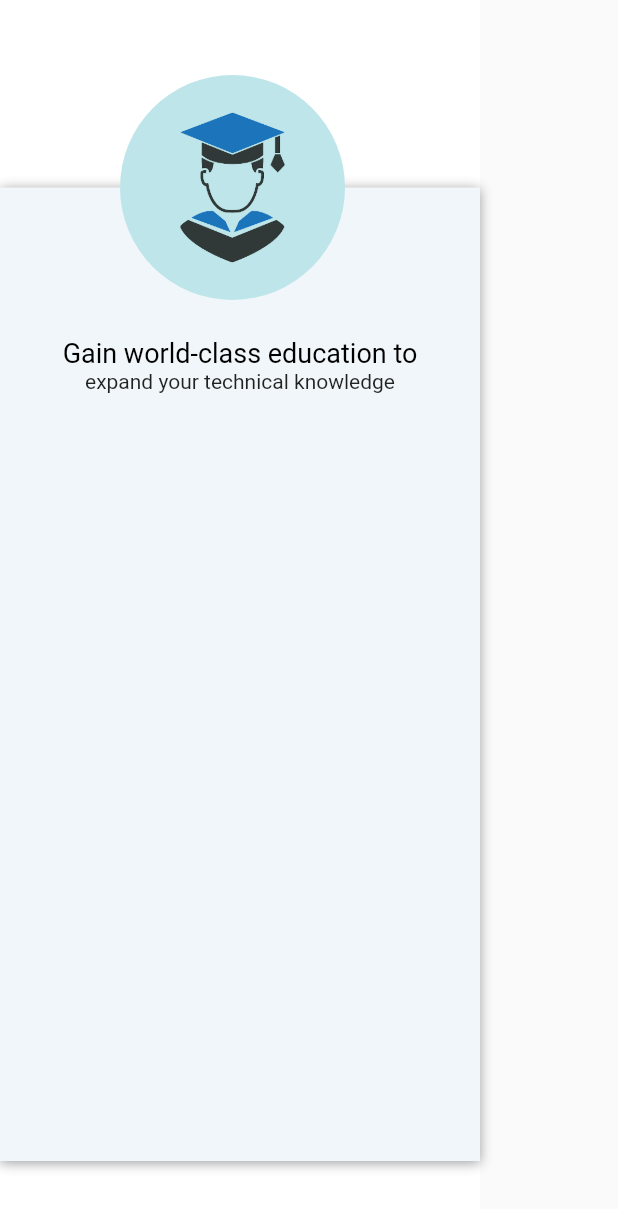
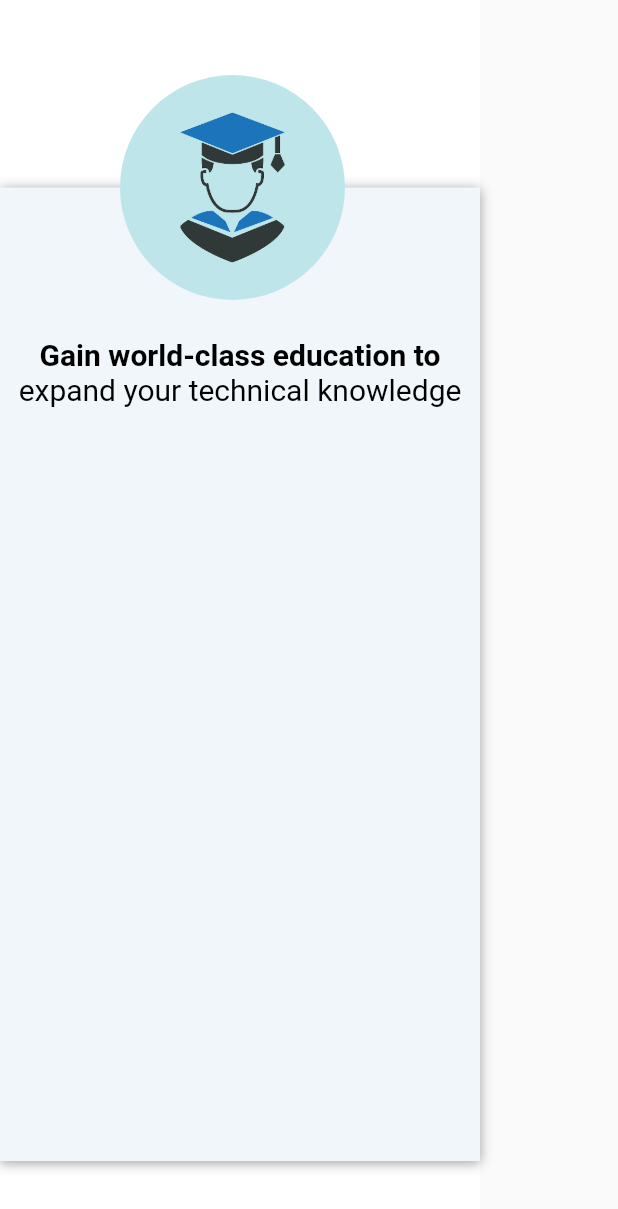
Before and after one commit to mensur056/DeepLearning, a Flutter app: the SecondPartBar widget shown alone on an empty page, opened directly, on a phone screen of 412 x 824 dp. Shown: the top 1209 px of the screen. Run offline on Flutter 3.47's test engine with Material 2 defaults, Android fonts, the phone set to English and light mode, and no system bars; missing offline and left inert: hovering.

```diff
--- a/lib/screens/home_page.dart
+++ b/lib/screens/home_page.dart
@@ -155,8 +155,8 @@ class HomePage extends StatelessWidget {
                           ),
                           SecondPartBar(
                             iconName: 'people.png',
-                            barInfo1: 'Learn from acollaborative community',
-                            barInfo2: 'of peers and mentors',
+                            barInfo1: 'Learn from a collaborative ',
+                            barInfo2: 'community of peers',
                           ),
                           SizedBox(
                             width: 5,
--- a/lib/widgets/second_part_bar.dart
+++ b/lib/widgets/second_part_bar.dart
@@ -3,7 +3,9 @@ import 'package:flutter/material.dart';
 class SecondPartBar extends StatelessWidget {
   const SecondPartBar({
     Key? key,
-    required this.iconName, required this.barInfo1, required this.barInfo2,
+    required this.iconName,
+    required this.barInfo1,
+    required this.barInfo2,
   }) : super(key: key);
   final String iconName;
   final String barInfo1;
@@ -23,15 +25,23 @@ class SecondPartBar extends StatelessWidget {
           bottom: 50,
           child: Container(
             child: Column(
-              children:  [
+              children: [
                 const SizedBox(
                   height: 100,
                 ),
                 Text(
-                 barInfo1,
-                  style: const TextStyle(color: Colors.black, fontSize: 18),
+                  barInfo1,
+                  style: const TextStyle(
+                      color: Colors.black,
+                      fontSize: 20,
+                      fontWeight: FontWeight.bold),
                 ),
-                Text(barInfo2)
+                Text(
+                  barInfo2,
+                  style: const TextStyle(fontSize: 20,
+                    color: Colors.black,
+                  ),
+                )
               ],
             ),
             decoration: const BoxDecoration(
```
